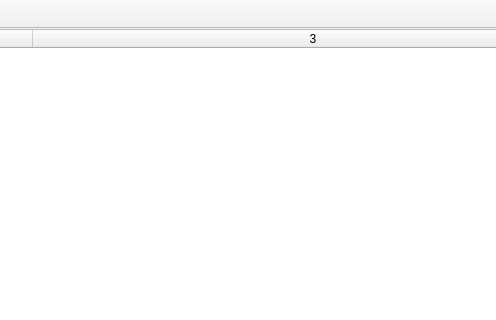
This is wombatmail.ui in pjrinaldi/wombatmailviewer as Qt 5 draws it before an edit; both pictures show x 428 to 924 and y 0 to 320 of the 1022 by 712 pixel window. The edited form follows.
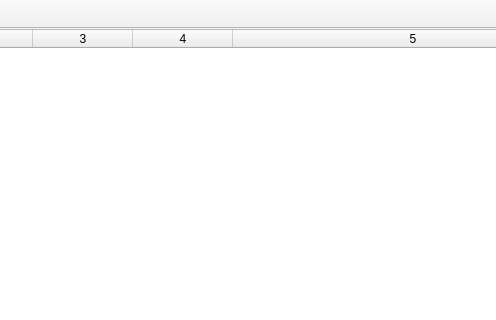
This is the edited form. Icons and pictures are not drawn.

Diff of the .ui file:
```diff
--- a/wombatmail.ui
+++ b/wombatmail.ui
@@ -70,7 +70,7 @@
          <enum>QAbstractItemView::SelectRows</enum>
         </property>
         <property name="columnCount">
-         <number>3</number>
+         <number>5</number>
         </property>
         <attribute name="horizontalHeaderCascadingSectionResizes">
          <bool>true</bool>
@@ -84,6 +84,8 @@
         <column/>
         <column/>
         <column/>
+        <column/>
+        <column/>
        </widget>
        <widget class="QPlainTextEdit" name="plaintext">
         <property name="font">
```
